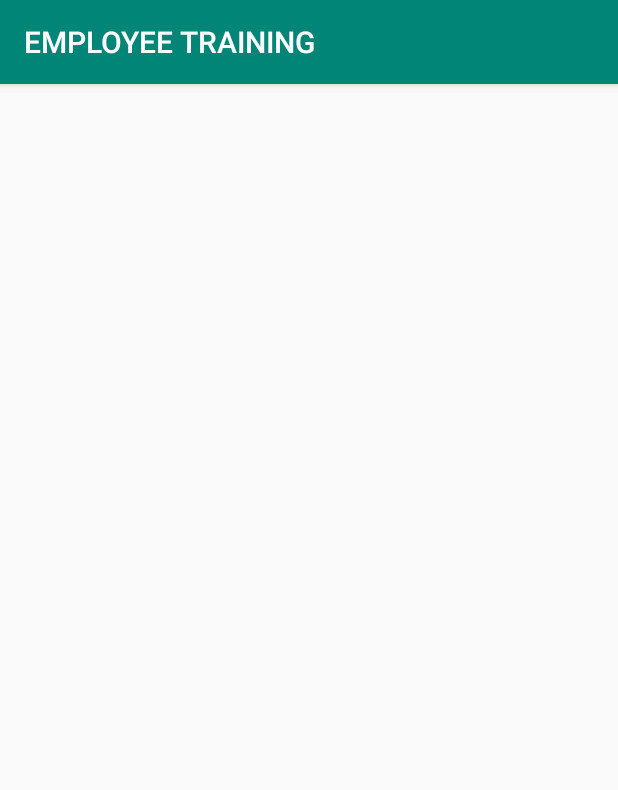
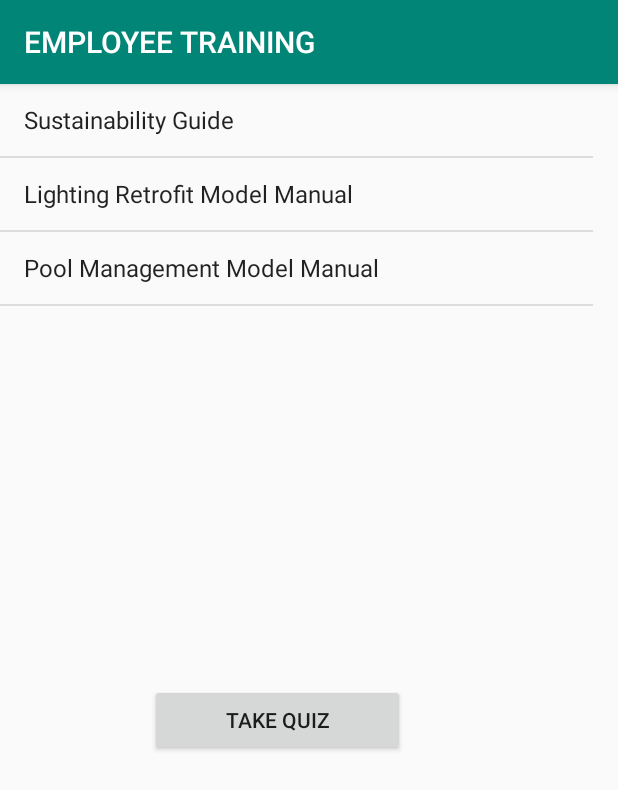
Before and after one commit to yuqiaoliang/Drucker, an Android app: the TrainingActivity screen opened directly, with no data from a screen before it, on a phone screen of 412 x 824 dp. Shown: the top 790 px of the screen. Run offline under Robolectric (Android 15) with nearby library versions, the phone set to English and light mode, and no system bars.

Commit message:
Trainging Model -- quiz & pdf training

```diff
--- a/drucker_android/app/build.gradle
+++ b/drucker_android/app/build.gradle
@@ -2,7 +2,7 @@ apply plugin: 'com.android.application'
 
 android {
     compileSdkVersion 28
-	compileOptions.encoding = 'UTF-8'
+    compileOptions.encoding = 'UTF-8'
     defaultConfig {
         applicationId "com.example.yueyingwu.testapp"
         minSdkVersion 15
--- a/drucker_android/app/src/main/java/com/example/yueyingwu/testapp/PracticeActivity.java
+++ b/drucker_android/app/src/main/java/com/example/yueyingwu/testapp/PracticeActivity.java
@@ -22,7 +22,7 @@ public class PracticeActivity extends AppCompatActivity {
         //Log.i("Info","javascriptEnabled");
         guidepdfView.setWebViewClient(new WebViewClient());
         //Log.i("Info","setWebViewClient");
-        guidepdfView.loadUrl("https://docs.google.com/viewerng/viewer?url=https://trinitycommons.com/assets/files/A1-6.pdf");
+        guidepdfView.loadUrl("https://www.wenjuan.in/s/vEJ7Ffu/");
         //guidepdfView.loadUrl("https://doodle.com/poll/i9mi8mus7wxq98qg");
       /*  final Button pracBack = findViewById(R.id.pracBack);
         pracBack.setOnClickListener(new View.OnClickListener(){
--- a/drucker_android/app/src/main/java/com/example/yueyingwu/testapp/TrainingActivity.java
+++ b/drucker_android/app/src/main/java/com/example/yueyingwu/testapp/TrainingActivity.java
@@ -1,13 +1,64 @@
 package com.example.yueyingwu.testapp;
 
+import android.app.AlertDialog;
+import android.content.Intent;
 import android.support.v7.app.AppCompatActivity;
 import android.os.Bundle;
+import android.util.Log;
+import android.view.View;
+import android.widget.AdapterView;
+import android.widget.ArrayAdapter;
+import android.widget.Button;
+import android.widget.ListView;
 
 public class TrainingActivity extends AppCompatActivity {
-
+    boolean  flag1=false;
+    boolean  flag2=false;
+    boolean  flag3=false;
+    String pdfName[]=new String[] {"Sustainability Guide","Lighting Retrofit Model Manual","Pool Management Model Manual"};
     @Override
     protected void onCreate(Bundle savedInstanceState) {
         super.onCreate(savedInstanceState);
         setContentView(R.layout.activity_training);
+
+        final Button bQuiz=findViewById(R.id.btQuiz);
+
+        ListView listview=findViewById(R.id.lv);
+        ArrayAdapter<String> adapter=new ArrayAdapter<String>(this,android.R.layout.simple_list_item_1,pdfName);
+        listview.setAdapter(adapter);
+
+        listview.setOnItemClickListener(new AdapterView.OnItemClickListener() {
+            @Override
+            public void onItemClick(AdapterView<?> parent, View view, int position, long id) {
+                if(position==0){
+                    flag1=true;
+                    Intent trainSustainIntent  = new Intent(getApplicationContext(),TrainSustainActivity.class);
+                    startActivity(trainSustainIntent);
+                }
+                if(position==1){
+                    flag2=true;
+                    Intent trainLightIntent  = new Intent(getApplicationContext(),TrainLightActivity.class);
+                    startActivity(trainLightIntent);
+                }
+                if(position==2){
+                    flag3=true;
+                    Intent trainPoolIntent  = new Intent(getApplicationContext(),TrainPoolActivity.class);
+                    startActivity(trainPoolIntent);
+                }
+            }
+        });
+
+        bQuiz.setOnClickListener(new View.OnClickListener() {
+            @Override
+            public void onClick(View v) {
+                if(flag1&&flag2&&flag3) {
+                    Intent quizIntent  = new Intent(getApplicationContext(),TrainQuizActivity.class);
+                    startActivity(quizIntent);
+                }else{
+                    AlertDialog.Builder prompt1=new AlertDialog.Builder(TrainingActivity.this);
+                    prompt1.setMessage("You should finish reading all pdf files").setNegativeButton("Keep Training", null).create().show();
+                }
+            }
+        });
     }
 }
--- a/drucker_android/app/src/main/res/layout/activity_training.xml
+++ b/drucker_android/app/src/main/res/layout/activity_training.xml
@@ -1,9 +1,31 @@
 <?xml version="1.0" encoding="utf-8"?>
-<android.support.constraint.ConstraintLayout xmlns:android="http://schemas.android.com/apk/res/android"
+<RelativeLayout xmlns:android="http://schemas.android.com/apk/res/android"
     xmlns:app="http://schemas.android.com/apk/res-auto"
     xmlns:tools="http://schemas.android.com/tools"
     android:layout_width="match_parent"
     android:layout_height="match_parent"
     tools:context=".TrainingActivity">
 
-</android.support.constraint.ConstraintLayout>
+    <ListView
+        android:id="@+id/lv"
+        android:layout_width="395dp"
+        android:layout_height="350dp"
+        tools:layout_editor_absoluteX="8dp"
+        tools:layout_editor_absoluteY="8dp" />
+
+    <Button
+        android:id="@+id/btQuiz"
+        android:layout_width="170dp"
+        android:layout_height="wrap_content"
+        android:layout_marginStart="100dp"
+        android:layout_marginLeft="100dp"
+        android:layout_marginTop="400dp"
+        android:layout_marginEnd="30dp"
+        android:layout_marginRight="100dp"
+        android:layout_marginBottom="30dp"
+        app:layout_constraintStart_toStartOf="parent"
+        app:layout_constraintEnd_toStartOf="parent"
+        app:layout_constraintTop_toBottomOf="@+id/lv"
+        app:layout_constraintBottom_toTopOf="parent"
+        android:text="TAKE QUIZ" />
+</RelativeLayout>
--- a/drucker_android/app/src/main/res/values/strings.xml
+++ b/drucker_android/app/src/main/res/values/strings.xml
@@ -4,4 +4,8 @@
     <string name="decision_name">DECISION TOOLS</string>
     <string name="train_name">EMPLOYEE TRAINING</string>
     <string name="message_name">FORUM</string>
+    <string name="Guide1_name">Sustainability Guide</string>
+    <string name="Guide2_name">Lighting Retrofit Model</string>
+    <string name="Guide3_name">Pool Management Model</string>
+    <string name="Quiz_name">Quiz</string>
 </resources>
```
Also changed, not shown: drucker_android/app/src/main/AndroidManifest.xml (+23 -8 lines), drucker_android/app/src/main/java/com/example/yueyingwu/testapp/TrainLightActivity.java (added, +23 -0 lines), drucker_android/app/src/main/java/com/example/yueyingwu/testapp/TrainPoolActivity.java (added, +23 -0 lines), drucker_android/app/src/main/java/com/example/yueyingwu/testapp/TrainQuizActivity.java (added, +23 -0 lines), drucker_android/app/src/main/java/com/example/yueyingwu/testapp/TrainSustainActivity.java (added, +23 -0 lines), drucker_android/app/src/main/res/layout/activity_train_light.xml (added, +19 -0 lines), drucker_android/app/src/main/res/layout/activity_train_pool.xml (added, +19 -0 lines), drucker_android/app/src/main/res/layout/activity_train_quiz.xml (added, +19 -0 lines), drucker_android/app/src/main/res/layout/activity_train_sustain.xml (added, +19 -0 lines).
